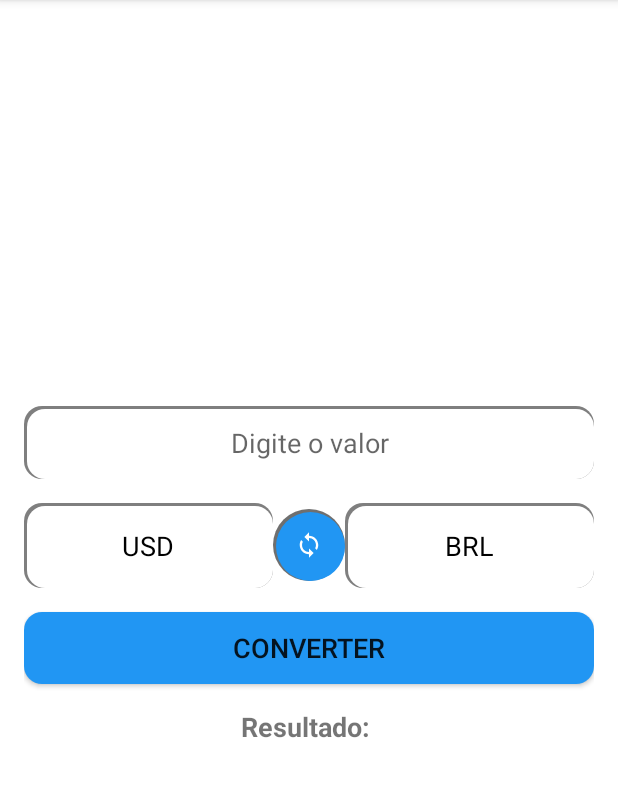
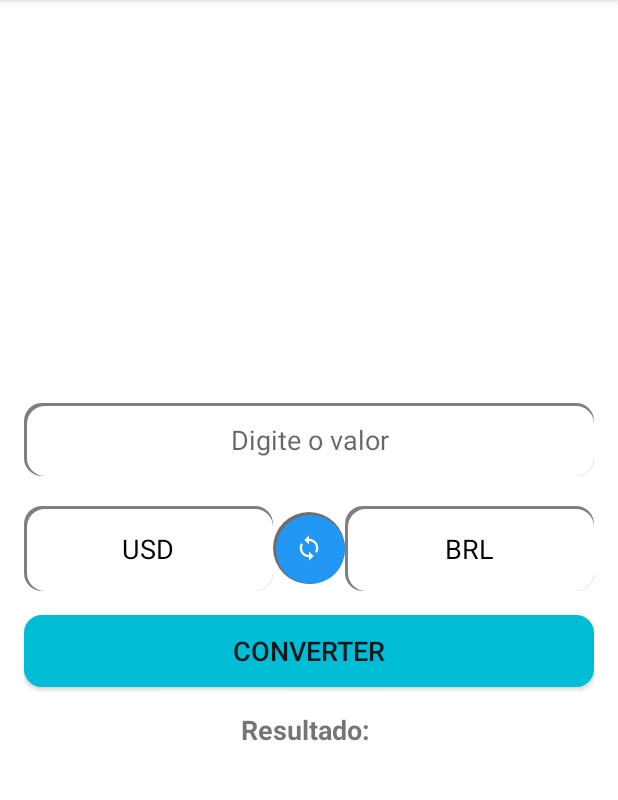
Before and after one commit to CasposoBR/ConversorMoedas, an Android app built with Jetpack Compose: the screen it shows after launch (MainActivity), on a phone screen of 412 x 824 dp, the part 84-884 px from its top. Run offline under Robolectric (Android 15) with nearby library versions, the phone set to English and light mode, and no system bars.

Commit message:
conversor de moedas feito, sujeito a mudanças. Patch 1.0

```diff
--- a/app/src/main/res/drawable/button_rounded.xml
+++ b/app/src/main/res/drawable/button_rounded.xml
@@ -2,6 +2,6 @@
 <shape xmlns:android="http://schemas.android.com/apk/res/android"
     android:shape="rectangle">
     <corners android:radius="12dp"/>
-    <solid android:color="#2196F3"/>
+    <solid android:color="#00BCD4"/>
     <padding android:left="8dp" android:top="8dp" android:right="8dp" android:bottom="8dp"/>
 </shape>
--- a/app/src/main/res/layout/activity_main.xml
+++ b/app/src/main/res/layout/activity_main.xml
@@ -25,7 +25,7 @@
         android:layout_height="wrap_content"
         android:orientation="horizontal"
         android:gravity="center"
-        android:layout_marginTop="16dp">
+        android:layout_marginTop="20dp">
 
         <!-- Moeda Inicial -->
         <TextView
```
